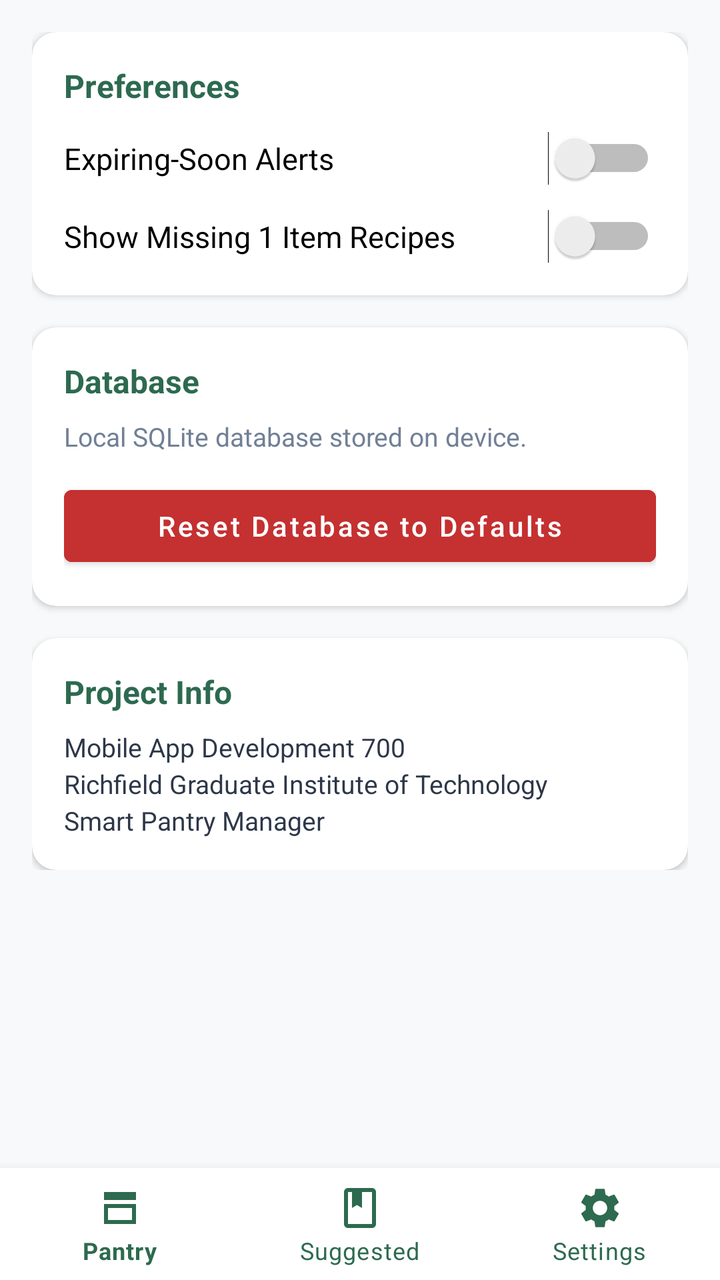
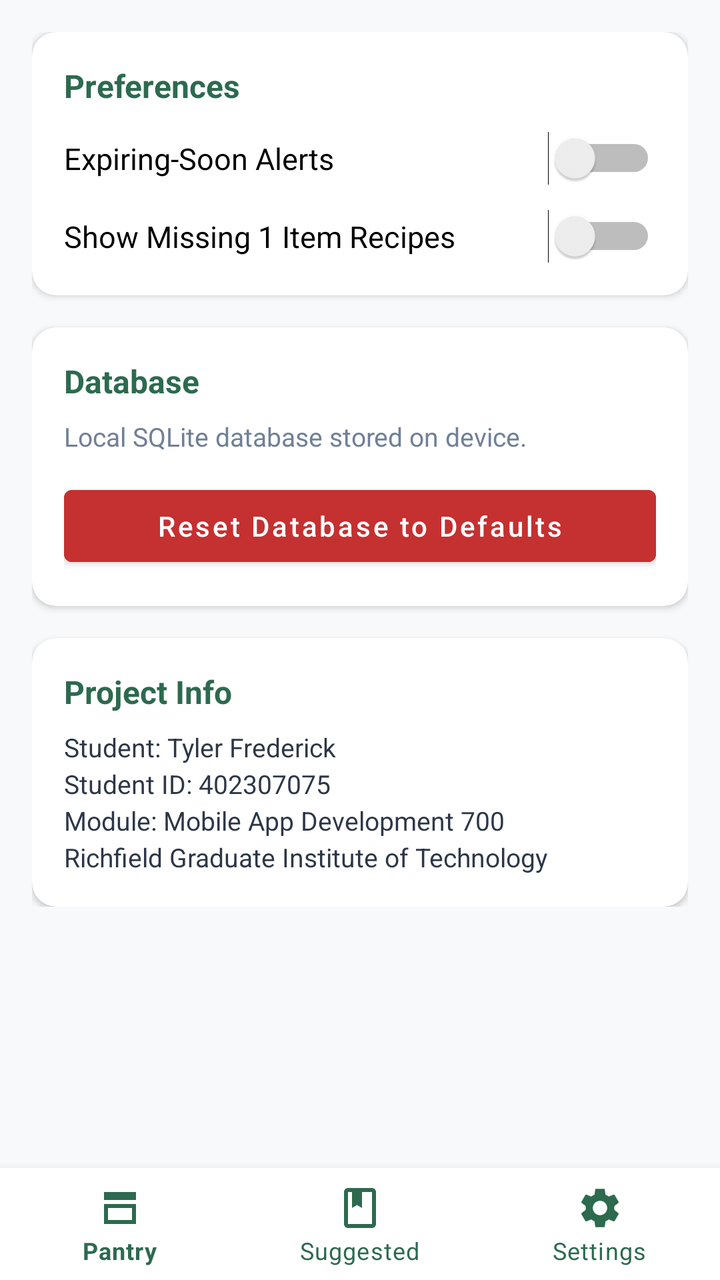

Two renders of the same Android screen: before a commit and after it. Below are the layout's source before the change and the commit's diff.
<!-- AndroidManifest.xml: application theme Theme.SmartPantryManager -->
<!-- res/layout/activity_settings.xml -->
<?xml version="1.0" encoding="utf-8"?>
<androidx.constraintlayout.widget.ConstraintLayout xmlns:android="http://schemas.android.com/apk/res/android"
    xmlns:app="http://schemas.android.com/apk/res-auto"
    android:layout_width="match_parent"
    android:layout_height="match_parent"
    android:background="@color/background">

    <ScrollView
        android:layout_width="0dp"
        android:layout_height="0dp"
        android:padding="16dp"
        app:layout_constraintTop_toTopOf="parent"
        app:layout_constraintBottom_toTopOf="@id/bottomNavigation"
        app:layout_constraintStart_toStartOf="parent"
        app:layout_constraintEnd_toEndOf="parent">

        <LinearLayout
            android:layout_width="match_parent"
            android:layout_height="wrap_content"
            android:orientation="vertical">

            <androidx.cardview.widget.CardView
                android:layout_width="match_parent"
                android:layout_height="wrap_content"
                app:cardCornerRadius="12dp"
                app:cardElevation="2dp"
                android:layout_marginBottom="16dp">

                <LinearLayout
                    android:layout_width="match_parent"
                    android:layout_height="wrap_content"
                    android:orientation="vertical"
                    android:padding="16dp">

                    <TextView
                        android:layout_width="wrap_content"
                        android:layout_height="wrap_content"
                        android:text="Preferences"
                        android:textColor="@color/primary"
                        android:textSize="16sp"
                        android:textStyle="bold"
                        android:layout_marginBottom="12dp" />

                    <Switch
                        android:id="@+id/switchExpiryAlerts"
                        android:layout_width="match_parent"
                        android:layout_height="wrap_content"
                        android:text="Expiring-Soon Alerts"
                        android:textSize="15sp"
                        android:layout_marginBottom="12dp" />

                    <Switch
                        android:id="@+id/switchShowAlmostThere"
                        android:layout_width="match_parent"
                        android:layout_height="wrap_content"
                        android:text="Show Missing 1 Item Recipes"
                        android:textSize="15sp" />
                </LinearLayout>
            </androidx.cardview.widget.CardView>

            <androidx.cardview.widget.CardView
                android:layout_width="match_parent"
                android:layout_height="wrap_content"
                app:cardCornerRadius="12dp"
                app:cardElevation="2dp"
                android:layout_marginBottom="16dp">

                <LinearLayout
                    android:layout_width="match_parent"
                    android:layout_height="wrap_content"
                    android:orientation="vertical"
                    android:padding="16dp">

                    <TextView
                        android:layout_width="wrap_content"
                        android:layout_height="wrap_content"
                        android:text="Database"
                        android:textColor="@color/primary"
                        android:textSize="16sp"
                        android:textStyle="bold"
                        android:layout_marginBottom="8dp" />

                    <TextView
                        android:layout_width="match_parent"
                        android:layout_height="wrap_content"
                        android:text="Local SQLite database stored on device."
                        android:textColor="@color/text_secondary"
                        android:textSize="13sp"
                        android:layout_marginBottom="12dp" />

                    <Button
                        android:id="@+id/btnResetDatabase"
                        android:layout_width="match_parent"
                        android:layout_height="48dp"
                        android:backgroundTint="@color/error"
                        android:text="Reset Database to Defaults"
                        android:textAllCaps="false"
                        android:textColor="@android:color/white" />
                </LinearLayout>
            </androidx.cardview.widget.CardView>

            <androidx.cardview.widget.CardView
                android:layout_width="match_parent"
                android:layout_height="wrap_content"
                app:cardCornerRadius="12dp"
                app:cardElevation="2dp">

                <LinearLayout
                    android:layout_width="match_parent"
                    android:layout_height="wrap_content"
                    android:orientation="vertical"
                    android:padding="16dp">

                    <TextView
                        android:layout_width="wrap_content"
                        android:layout_height="wrap_content"
                        android:text="Project Info"
                        android:textColor="@color/primary"
                        android:textSize="16sp"
                        android:textStyle="bold"
                        android:layout_marginBottom="8dp" />

                    <TextView
                        android:layout_width="match_parent"
                        android:layout_height="wrap_content"
                        android:lineSpacingExtra="3dp"
                        android:text="Mobile App Development 700\nRichfield Graduate Institute of Technology\nSmart Pantry Manager"
                        android:textColor="@color/text_primary"
                        android:textSize="13sp" />
                </LinearLayout>
            </androidx.cardview.widget.CardView>

        </LinearLayout>
    </ScrollView>

    <com.google.android.material.bottomnavigation.BottomNavigationView
        android:id="@+id/bottomNavigation"
        android:layout_width="match_parent"
        android:layout_height="wrap_content"
        android:background="@color/surface"
        app:elevation="8dp"
        app:itemIconTint="@color/primary"
        app:itemTextColor="@color/primary"
        app:menu="@menu/bottom_nav_menu"
        app:layout_constraintBottom_toBottomOf="parent" />

</androidx.constraintlayout.widget.ConstraintLayout>
<!-- resources referenced by this layout -->
<resources>
  <color name="background">#F8F9FA</color>
  <color name="error">#C53030</color>
  <color name="primary">#2D6A4F</color>
  <color name="surface">#FFFFFF</color>
  <color name="text_primary">#2D3748</color>
  <color name="text_secondary">#718096</color>
  <style name="Theme.SmartPantryManager" parent="Theme.MaterialComponents.DayNight.DarkActionBar">
          <item name="colorPrimary">@color/primary</item>
          <item name="colorPrimaryVariant">@color/primary_dark</item>
          <item name="colorOnPrimary">@android:color/white</item>
          <item name="colorSecondary">@color/accent</item>
          <item name="colorOnSecondary">@android:color/white</item>
          <item name="android:statusBarColor">@color/primary_dark</item>
      </style>
  <color name="primary_dark">#1B4332</color>
  <color name="accent">#40916C</color>
</resources>

<!-- the commit's change to res/layout/activity_settings.xml (unified diff, before → after) -->
@@ -124,7 +124,7 @@
                         android:layout_width="match_parent"
                         android:layout_height="wrap_content"
                         android:lineSpacingExtra="3dp"
-                        android:text="Mobile App Development 700\nRichfield Graduate Institute of Technology\nSmart Pantry Manager"
+                        android:text="Student: Tyler Frederick\nStudent ID: 402307075\nModule: Mobile App Development 700\nRichfield Graduate Institute of Technology"
                         android:textColor="@color/text_primary"
                         android:textSize="13sp" />
                 </LinearLayout>
